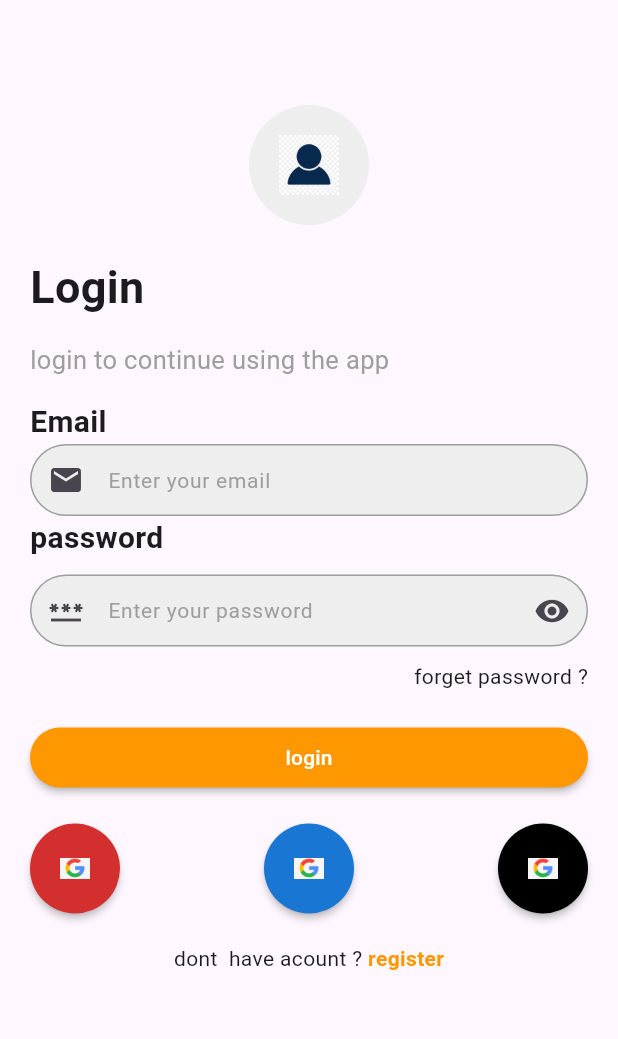
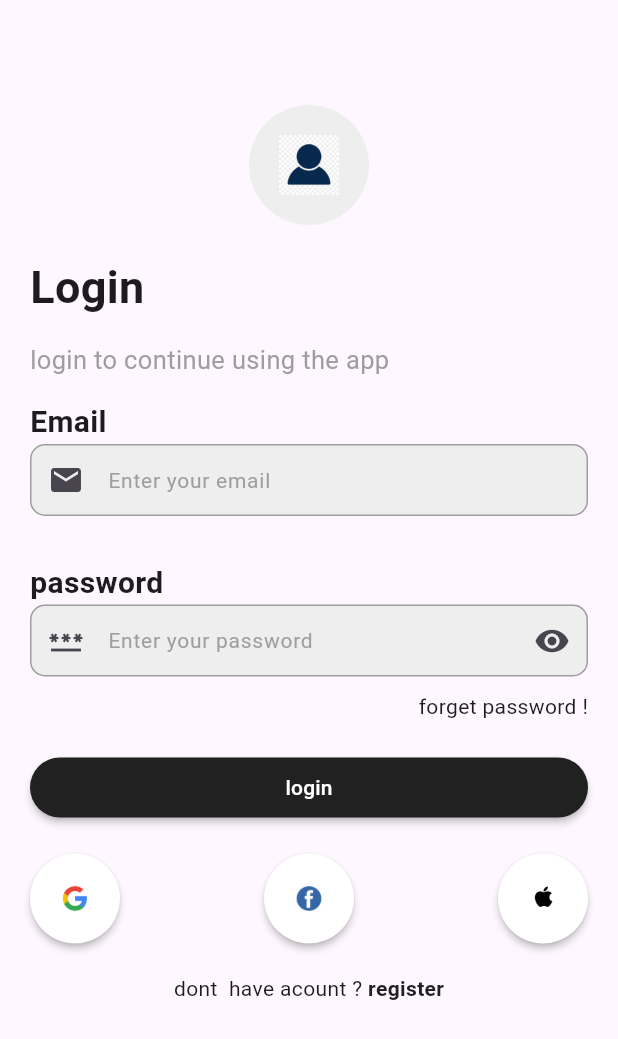
Before and after one commit to hassanmoharam2002/rahlity, a Flutter app: the screen it shows after launch, after a tap on "Get started", on a phone screen of 412 x 824 dp. Shown: the top 1039 px of the screen. Run offline on Flutter 3.47's test engine with Material 3 defaults, Android fonts, the phone set to English and light mode, and no system bars; our stand-ins replace awesome_dialog, firebase_auth, firebase_core, google_sign_in, ionicons; accounts and stored records are empty.

Commit message:
modify the color

```diff
--- a/lib/aurh/login.dart
+++ b/lib/aurh/login.dart
@@ -94,7 +94,7 @@ class _LogInState extends State<LogIn> {
                     ),
                   ),
                   CustomTextform(
-                    bordr: BorderRadius.circular(50),
+                    bordr: BorderRadius.circular(10),
                     prefix: Icons.email,
                     hintext: 'Enter your email',
                     mycontroller: email, validator: (val) {
@@ -105,15 +105,16 @@ class _LogInState extends State<LogIn> {
                     }, statepassword: false, suffixpressed: () {  },
 
                   ),
+                  Container(height: 30,),
                   const Text('password',
                     style: TextStyle(
                         fontSize: 20,
                         fontWeight: FontWeight.bold
                     ),
                   ),
-                  Container(height: 10,),
+
                   CustomTextform(
-                    bordr: BorderRadius.circular(50),
+                    bordr: BorderRadius.circular(10),
 
 
                     sufix: ispasswordshow ?Icons.visibility:Icons.visibility_off,
@@ -173,7 +174,7 @@ class _LogInState extends State<LogIn> {
                           top: 10,bottom: 20
                       ),
                       alignment: Alignment.topRight,
-                      child: const Text('forget password ?',
+                      child: const Text('forget password !',
 
                         style: TextStyle(fontSize: 14),
 
@@ -247,47 +248,56 @@ class _LogInState extends State<LogIn> {
             Row(
               mainAxisAlignment: MainAxisAlignment.spaceBetween,
               children: [
-                MaterialButton(
+                Container(
+                  width: 60,
+                  child: MaterialButton(
                     height: 60,
                     shape: RoundedRectangleBorder(
                         borderRadius: BorderRadius.circular(30)
                     ),
                     minWidth: 60,
-                  color: Colors.red[700],
+                    color: Colors.white,
                     textColor: Colors.white,
                     onPressed:(){
                       signInWithGoogle();
                     } ,
-                  child:Image.asset('assets/image/g.png'
-                    ,width: 20,height: 20,) ,
+                    child:Image.asset('assets/image/google.png'
+                      ,width: 50,height: 20,) ,
                   ),
-                MaterialButton(
+                ),
+                Container(
+                  width: 60,
+                  child: MaterialButton(
                     height: 60,
                     shape: RoundedRectangleBorder(
                         borderRadius: BorderRadius.circular(30)
                     ),
                     minWidth: 60,
-                  color: Colors.blue[700],
+                    color: Colors.white,
                     textColor: Colors.white,
                     onPressed:(){
                       signInWithGoogle();
                     } ,
-                  child:Image.asset('assets/image/g.png'
-                    ,width: 20,height: 20,) ,
+                    child:Image.asset('assets/image/facebook.png'
+                      ,width: 50,height: 20,) ,
                   ),
-                MaterialButton(
+                ),
+                Container(
+                  width: 60,
+                  child: MaterialButton(
                     height: 60,
                     shape: RoundedRectangleBorder(
                         borderRadius: BorderRadius.circular(30)
                     ),
                     minWidth: 60,
-                  color: Colors.black,
+                    color: Colors.white,
                     textColor: Colors.white,
                     onPressed:(){
                       signInWithGoogle();
                     } ,
-                  child:Image.asset('assets/image/g.png'
-                    ,width: 20,height: 20,) ,
+                    child:Image.asset('assets/image/apple.png',
+                      width: 50,height: 30,) ,
+                  ),
                 ),
 
 
@@ -310,7 +320,7 @@ class _LogInState extends State<LogIn> {
                         text:" register",
                         style: TextStyle(
                             fontWeight: FontWeight.bold,
-                            color: Colors.orange
+                            color: Color(0xFF212121)
                         )
                     ),
                   ])),
--- a/lib/component/customButton.dart
+++ b/lib/component/customButton.dart
@@ -13,7 +13,7 @@ class CustomButton extends StatelessWidget {
       shape: RoundedRectangleBorder(
           borderRadius: BorderRadius.circular(20)
       ),
-      color: Colors.orange,
+      color: Color(0xFF212121),
       textColor: Colors.white,
       onPressed:onpressed ,
       child:Text(title) ,);
--- a/lib/component/textformfield.dart
+++ b/lib/component/textformfield.dart
@@ -54,7 +54,8 @@ class CustomTextform extends StatelessWidget {
         focusedBorder: OutlineInputBorder(
           borderRadius: bordr!,
           borderSide: BorderSide(
-            color: Colors.orange,
+            width: 1.7,
+            color: Color(0xFF212121),
           ),
         ),
 
--- a/lib/layouts/home/home page.dart
+++ b/lib/layouts/home/home page.dart
@@ -15,6 +15,9 @@ class homepage extends StatelessWidget {
   @override
   Widget build(BuildContext context) {
     return Scaffold(
+      drawer: Drawer(
+        elevation: 1,
+      ),
       appBar:AppBar(
         elevation: 0,
         backgroundColor:Colors.transparent ,
--- a/lib/layouts/welcome page/welcomepage.dart
+++ b/lib/layouts/welcome page/welcomepage.dart
@@ -56,7 +56,7 @@ class _WelcomePageState extends State<WelcomePage> {
                         style: ElevatedButton.styleFrom(
                           elevation:0 ,
                           shape: StadiumBorder(),
-                          backgroundColor: Colors.orange,
+                          backgroundColor: Color(0xFF212121),
                           padding: EdgeInsets.symmetric(
                             vertical: 15,
                             horizontal: 8
```
Also changed, not shown: lib/aurh/signup.dart (+9 -4 lines), lib/layouts/categories/akama/akama.dart (+30 -2 lines), assets/image/apple.png (added), assets/image/facebook.png (added), assets/image/g.png (deleted), assets/image/google.png (added). Lines whose indentation alone changed are shown as unchanged.
